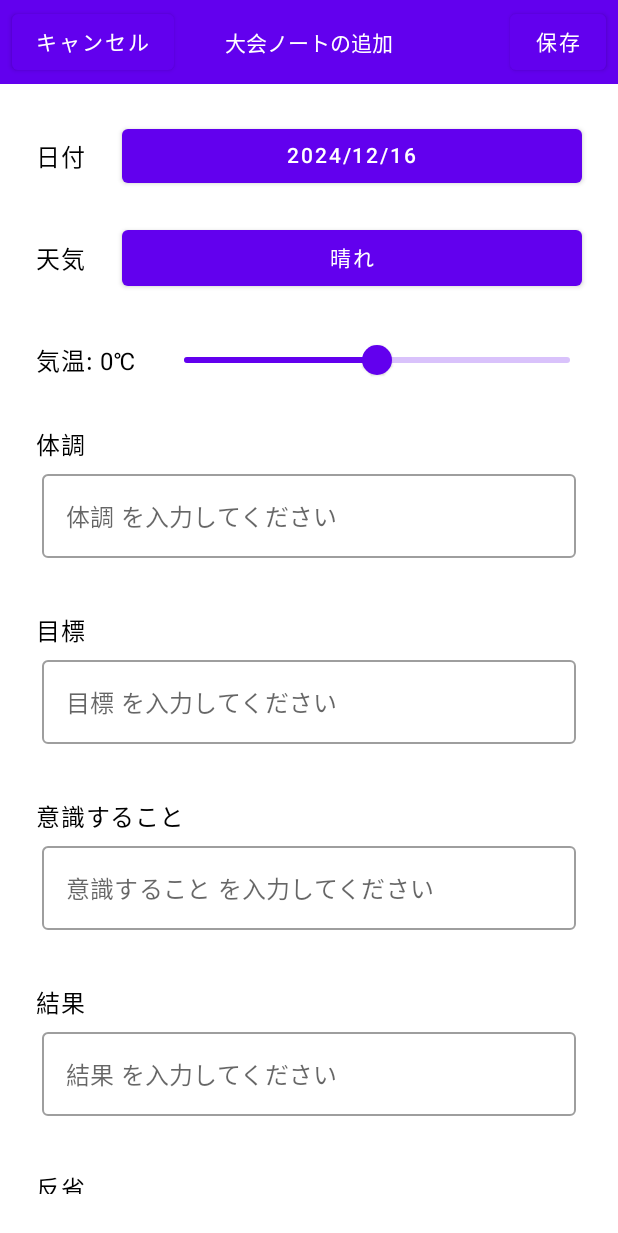
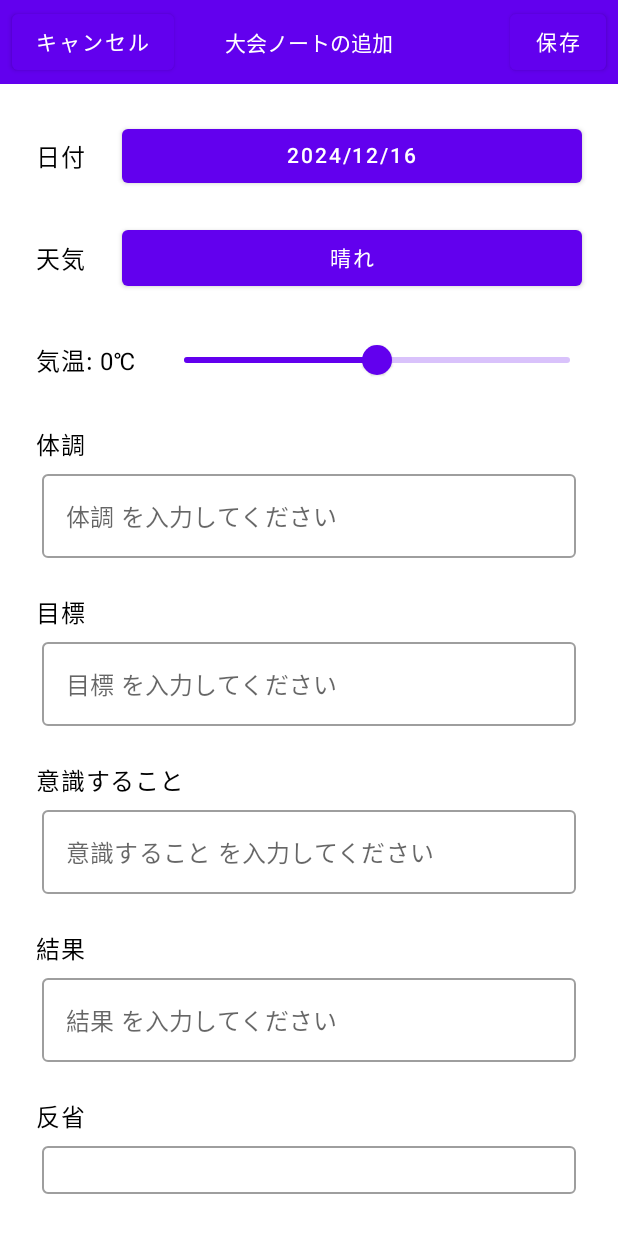
Before and after one commit to Takatoshi-Miura/SportsNote_Android, an Android app built with Jetpack Compose: the composable AddTournamentNoteScreen shown on its own in the app's theme, on a phone screen of 412 x 824 dp. Shown: the top 1233 px of the screen. Run offline under Robolectric (Android 15) with nearby library versions, the phone set to English and light mode, and no system bars.

Commit message:
[Clean] スペーサーの値を定数化

```diff
--- a/app/src/main/java/com/example/sportsnote/ui/note/AddTournamentNoteScreen.kt
+++ b/app/src/main/java/com/example/sportsnote/ui/note/AddTournamentNoteScreen.kt
@@ -36,6 +36,9 @@ import java.util.Calendar
  */
 @Composable
 fun AddTournamentNoteScreen(onDismiss: () -> Unit) {
+    // 入力欄間のスペース
+    val spacerHeight = 4.dp
+
     Dialog(
         onDismissRequest = onDismiss,
         properties = DialogProperties(
@@ -93,28 +96,28 @@ fun AddTournamentNoteScreen(onDismiss: () -> Unit) {
                 ) {
                     // 日付
                     DatePickerField()
-                    Spacer(modifier = Modifier.height(4.dp))
+                    Spacer(modifier = Modifier.height(spacerHeight))
 
                     // 天気
                     WeatherPickerField()
-                    Spacer(modifier = Modifier.height(4.dp))
+                    Spacer(modifier = Modifier.height(spacerHeight))
 
                     // 気温
                     TemperatureSlider()
-                    Spacer(modifier = Modifier.height(4.dp))
+                    Spacer(modifier = Modifier.height(spacerHeight))
 
                     // テキスト入力欄
                     MultiLineTextInputField("体調")
-                    Spacer(modifier = Modifier.height(16.dp))
+                    Spacer(modifier = Modifier.height(spacerHeight))
 
                     MultiLineTextInputField("目標")
-                    Spacer(modifier = Modifier.height(16.dp))
+                    Spacer(modifier = Modifier.height(spacerHeight))
 
                     MultiLineTextInputField("意識すること")
-                    Spacer(modifier = Modifier.height(16.dp))
+                    Spacer(modifier = Modifier.height(spacerHeight))
 
                     MultiLineTextInputField("結果")
-                    Spacer(modifier = Modifier.height(16.dp))
+                    Spacer(modifier = Modifier.height(spacerHeight))
 
                     MultiLineTextInputField("反省")
                 }
```
